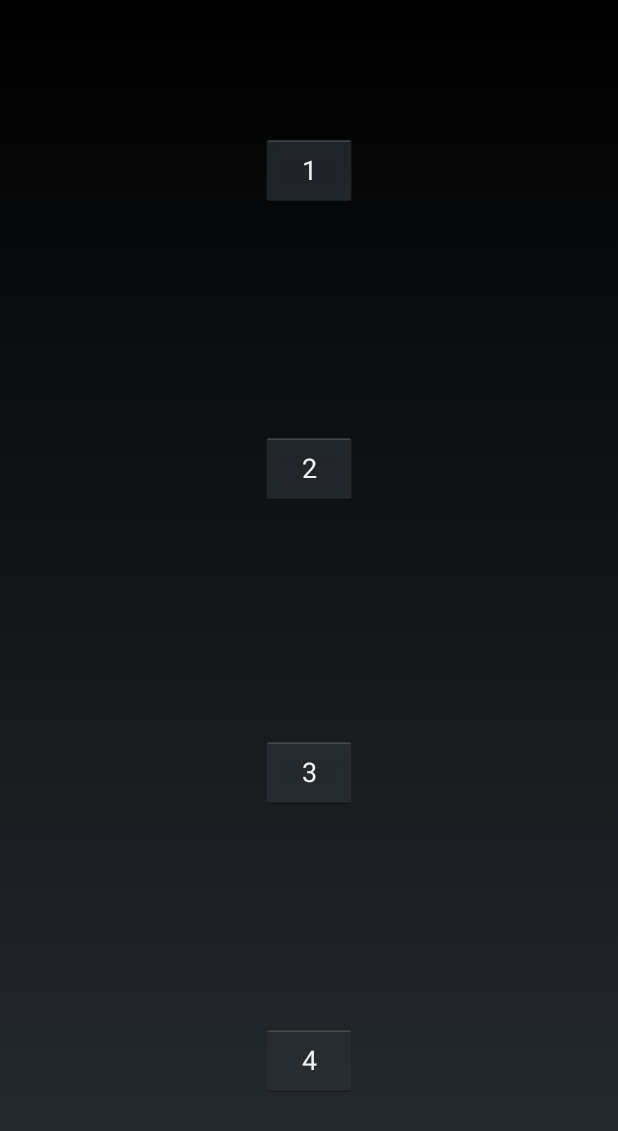
After one commit to WinKawaks/BounceBall, an Android app: the TestActivity screen opened directly, with no data from a screen before it, on a phone screen of 412 x 824 dp. The commit adds this screen. Shown: the top 1131 px of the screen. Run offline under Robolectric (Android 15) with nearby library versions, the phone set to English and light mode, and no system bars.

Commit message:
修改SoundPool逻辑。

```diff
--- a/app/src/main/AndroidManifest.xml
+++ b/app/src/main/AndroidManifest.xml
@@ -32,6 +32,10 @@
             android:name=".module.setting.SettingActivity"
             android:screenOrientation="portrait" />
 
+        <activity
+            android:name=".TestActivity"
+            android:screenOrientation="portrait" />
+
         <service android:name=".module.service.BGMService"/>
     </application>
 
--- /dev/null
+++ b/app/src/main/java/cn/xxx/winkawaks/bounceball/TestActivity.java
@@ -0,0 +1,68 @@
+package cn.xxx.winkawaks.bounceball;
+
+import android.app.Activity;
+import android.os.Bundle;
+import android.view.View;
+import android.widget.Button;
+import cn.xxx.winkawaks.bounceball.module.service.SoundPlayUtil;
+
+/**
+ * Created by 54713 on 2017/11/29.
+ */
+
+public class TestActivity extends Activity implements View.OnClickListener {
+    private Button btn1, btn2,btn3, btn4;
+    private SoundPlayUtil mSoundPlayer;
+
+    @Override
+
+    protected void onCreate(Bundle savedInstanceState) {
+        super.onCreate(savedInstanceState);
+        setContentView(R.layout.activity_test);
+        mSoundPlayer = new SoundPlayUtil();
+        btn1 = (Button) findViewById(R.id.btn1);
+        btn2 = (Button) findViewById(R.id.btn2);
+        btn3 = (Button) findViewById(R.id.btn3);
+        btn4 = (Button) findViewById(R.id.btn4);
+        initListener();
+    }
+
+    @Override
+    protected void onResume() {
+        super.onResume();
+        mSoundPlayer.init(this);
+    }
+
+    private void initListener() {
+        btn1.setOnClickListener(this);
+        btn2.setOnClickListener(this);
+        btn3.setOnClickListener(this);
+        btn4.setOnClickListener(this);
+    }
+
+    @Override
+    protected void onStop() {
+        super.onStop();
+        mSoundPlayer.unload();
+        mSoundPlayer = null;
+    }
+
+
+    @Override
+    public void onClick(View v) {
+        switch (v.getId()) {
+            case R.id.btn1:
+                mSoundPlayer.play(1);
+                break;
+            case R.id.btn2:
+                mSoundPlayer.play(2);
+                break;
+            case R.id.btn3:
+                mSoundPlayer.play(3);
+                break;
+            case R.id.btn4:
+                mSoundPlayer.play(4);
+                break;
+        }
+    }
+}
--- /dev/null
+++ b/app/src/main/java/cn/xxx/winkawaks/bounceball/module/service/SoundPlayUtil.java
@@ -0,0 +1,48 @@
+package cn.xxx.winkawaks.bounceball.module.service;
+
+import android.content.Context;
+import android.media.AudioManager;
+import android.media.SoundPool;
+import cn.xxx.winkawaks.bounceball.R;
+
+/**
+ * Created by 54713 on 2017/11/29.
+ */
+
+public class SoundPlayUtil {
+    // SoundPool对象
+    public SoundPool mSoundPlayer = new SoundPool(4,
+        AudioManager.STREAM_MUSIC, 1);
+
+    // 上下文
+    private Context mContext;
+
+    /**
+     * 初始化
+     */
+    public void init(Context context) {
+        // 初始化声音
+        mContext = context;
+
+        mSoundPlayer.load(mContext, R.raw.shoot, 1);// 1
+        mSoundPlayer.load(mContext, R.raw.collision, 1);// 2
+        mSoundPlayer.load(mContext, R.raw.pause, 1);// 3
+        mSoundPlayer.load(mContext, R.raw.resume, 1);// 4
+    }
+
+    /**
+     * 播放声音
+     */
+    public void play(int soundID) {
+        mSoundPlayer.play(soundID, 1, 1, 1, 0, 1);
+    }
+
+    public void unload() {
+        for (int i = 1; i <= 4; i++) {
+            mSoundPlayer.unload(i);
+        }
+        mSoundPlayer.release();
+        mSoundPlayer = null;
+    }
+
+}
--- a/app/src/main/java/cn/xxx/winkawaks/bounceball/view/DrawView.java
+++ b/app/src/main/java/cn/xxx/winkawaks/bounceball/view/DrawView.java
@@ -4,15 +4,16 @@ import android.content.Context;
 import android.graphics.Canvas;
 import android.view.View;
 import cn.xxx.winkawaks.bounceball.R;
-import cn.xxx.winkawaks.bounceball.module.service.AsyncSoundPool;
+import cn.xxx.winkawaks.bounceball.module.service.SoundPlayUtil;
 
 public class DrawView extends View {
     private Rectangle mRectangle;
     public int width;
     public int height;
+    public SoundPlayUtil soundPlayUtil;
     public static Boolean STOP = false;
 
-    public DrawView(Context context, int width, int height, AsyncSoundPool soundPool) {
+    public DrawView(Context context, int width, int height, SoundPlayUtil soundPool) {
         super(context);
         this.width = width;
         this.height = height;
--- /dev/null
+++ b/app/src/main/res/layout/activity_test.xml
@@ -0,0 +1,50 @@
+<?xml version="1.0" encoding="utf-8"?>
+<android.support.constraint.ConstraintLayout xmlns:android="http://schemas.android.com/apk/res/android"
+                                             xmlns:app="http://schemas.android.com/apk/res-auto" xmlns:tools="http://schemas.android.com/tools" android:layout_width="match_parent"
+                                             android:layout_height="match_parent">
+
+    <Button
+        android:id="@+id/btn1"
+        android:text="1"
+        android:layout_width="wrap_content"
+        android:layout_height="wrap_content"
+        app:layout_constraintStart_toStartOf="parent"
+        app:layout_constraintEnd_toEndOf="parent"
+        app:layout_constraintTop_toTopOf="parent"
+        app:layout_constraintBottom_toBottomOf="parent"
+        app:layout_constraintVertical_bias="0.115"/>
+
+    <Button
+        android:id="@+id/btn2"
+        android:text="2"
+        android:layout_width="wrap_content"
+        android:layout_height="wrap_content"
+        app:layout_constraintStart_toStartOf="parent"
+        app:layout_constraintEnd_toEndOf="parent"
+        app:layout_constraintTop_toTopOf="parent"
+        app:layout_constraintBottom_toBottomOf="parent"
+        app:layout_constraintVertical_bias="0.371"/>
+
+    <Button
+        android:id="@+id/btn3"
+        android:text="3"
+        android:layout_width="wrap_content"
+        android:layout_height="wrap_content"
+        app:layout_constraintStart_toStartOf="parent"
+        app:layout_constraintEnd_toEndOf="parent"
+        app:layout_constraintTop_toTopOf="parent"
+        app:layout_constraintBottom_toBottomOf="parent"
+        app:layout_constraintVertical_bias="0.632"/>
+
+    <Button
+        android:id="@+id/btn4"
+        android:text="4"
+        android:layout_width="wrap_content"
+        android:layout_height="wrap_content"
+        app:layout_constraintStart_toStartOf="parent"
+        app:layout_constraintEnd_toEndOf="parent"
+        app:layout_constraintTop_toTopOf="parent"
+        app:layout_constraintBottom_toBottomOf="parent"
+        app:layout_constraintVertical_bias="0.88"/>
+
+</android.support.constraint.ConstraintLayout>
--- a/app/src/main/res/values/styles.xml
+++ b/app/src/main/res/values/styles.xml
@@ -18,6 +18,7 @@
         <item name="android:windowNoTitle">true</item>
         <item name="android:windowIsFloating">true</item>
         <item name="android:windowContentOverlay">@null</item>
+        <item name="android:backgroundDimEnabled">true</item>
     </style>
 
 </resources>
```
Also changed, not shown: app/src/main/java/cn/xxx/winkawaks/bounceball/module/game/GameActivity.java (+36 -13 lines), app/src/main/java/cn/xxx/winkawaks/bounceball/module/menu/MenuActivity.java (+6 -5 lines), app/src/main/java/cn/xxx/winkawaks/bounceball/module/service/AsyncSoundPool.java (deleted, +0 -58 lines), app/src/main/java/cn/xxx/winkawaks/bounceball/view/MyDialog.java (+4 -26 lines), 1 other file.
